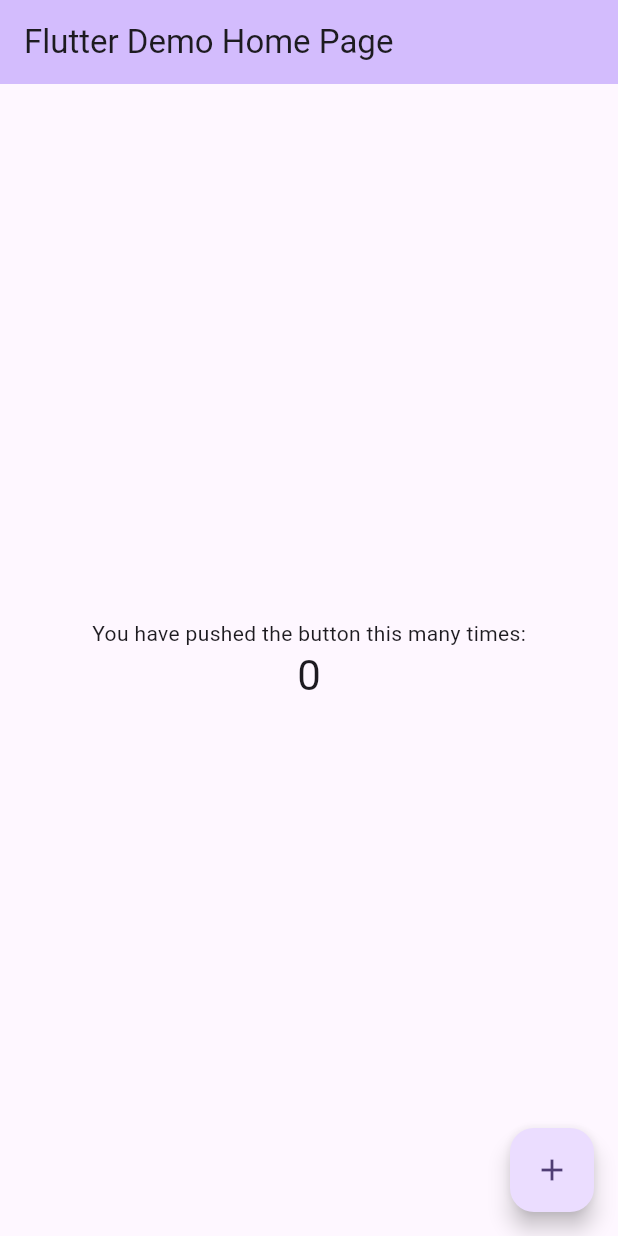
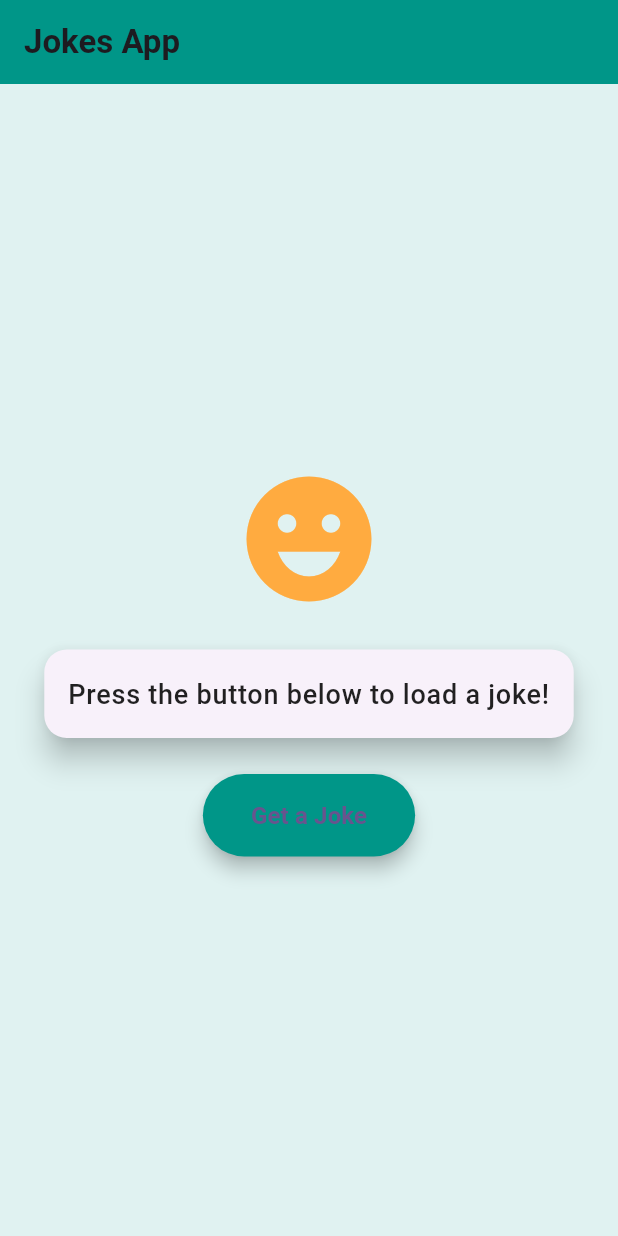
Before and after one commit to Savindya-Prathibhani/jokes_app, a Flutter app: the screen it shows after launch, on a phone screen of 412 x 824 dp. Run offline on Flutter 3.47's test engine with Material 3 defaults, Android fonts, the phone set to English and light mode, and no system bars.

Commit message:
Update main.dart with initial code

```diff
--- a/lib/main.dart
+++ b/lib/main.dart
@@ -1,4 +1,6 @@
 import 'package:flutter/material.dart';
+import 'package:http/http.dart' as http;
+import 'dart:convert';
 
 void main() {
   runApp(const MyApp());
@@ -6,47 +8,22 @@ void main() {
 
 class MyApp extends StatelessWidget {
   const MyApp({super.key});
-
-  // This widget is the root of your application.
   @override
   Widget build(BuildContext context) {
     return MaterialApp(
-      title: 'Flutter Demo',
+      debugShowCheckedModeBanner: false, // Hides the debug banner
+      title: 'Jokes App',
       theme: ThemeData(
-        // This is the theme of your application.
-        //
-        // TRY THIS: Try running your application with "flutter run". You'll see
-        // the application has a purple toolbar. Then, without quitting the app,
-        // try changing the seedColor in the colorScheme below to Colors.green
-        // and then invoke "hot reload" (save your changes or press the "hot
-        // reload" button in a Flutter-supported IDE, or press "r" if you used
-        // the command line to start the app).
-        //
-        // Notice that the counter didn't reset back to zero; the application
-        // state is not lost during the reload. To reset the state, use hot
-        // restart instead.
-        //
-        // This works for code too, not just values: Most code changes can be
-        // tested with just a hot reload.
         colorScheme: ColorScheme.fromSeed(seedColor: Colors.deepPurple),
         useMaterial3: true,
       ),
-      home: const MyHomePage(title: 'Flutter Demo Home Page'),
+      home: const MyHomePage(title: 'Jokes App'),
     );
   }
 }
 
 class MyHomePage extends StatefulWidget {
   const MyHomePage({super.key, required this.title});
-
-  // This widget is the home page of your application. It is stateful, meaning
-  // that it has a State object (defined below) that contains fields that affect
-  // how it looks.
-
-  // This class is the configuration for the state. It holds the values (in this
-  // case the title) provided by the parent (in this case the App widget) and
-  // used by the build method of the State. Fields in a Widget subclass are
-  // always marked "final".
 
   final String title;
 
@@ -55,71 +32,119 @@ class MyHomePage extends StatefulWidget {
 }
 
 class _MyHomePageState extends State<MyHomePage> {
-  int _counter = 0;
+  String _joke = "Press the button below to load a joke!"; // Default message
+  bool _isLoading = false; // Loading state
 
-  void _incrementCounter() {
+  // Function to fetch jokes from the API
+  Future<void> _fetchJoke() async {
     setState(() {
-      // This call to setState tells the Flutter framework that something has
-      // changed in this State, which causes it to rerun the build method below
-      // so that the display can reflect the updated values. If we changed
-      // _counter without calling setState(), then the build method would not be
-      // called again, and so nothing would appear to happen.
-      _counter++;
+      _isLoading = true; // Start loading
     });
+
+    final url = Uri.parse(
+        'https://v2.jokeapi.dev/joke/Any?blacklistFlags=sexist');
+    try {
+      final response = await http.get(url);
+      if (response.statusCode == 200) {
+        final data = jsonDecode(response.body);
+
+        // Check if the joke is single or two-part
+        setState(() {
+          if (data['type'] == 'single') {
+            _joke = data['joke'];
+          } else if (data['type'] == 'twopart') {
+            _joke = "${data['setup']}\n\n${data['delivery']}";
+          }
+          _isLoading = false; // Stop loading
+        });
+      } else {
+        setState(() {
+          _joke = "Failed to fetch joke. Try again!";
+          _isLoading = false; // Stop loading
+        });
+      }
+    } catch (e) {
+      setState(() {
+        _joke = "An error occurred: $e";
+        _isLoading = false; // Stop loading
+      });
+    }
   }
 
   @override
   Widget build(BuildContext context) {
-    // This method is rerun every time setState is called, for instance as done
-    // by the _incrementCounter method above.
-    //
-    // The Flutter framework has been optimized to make rerunning build methods
-    // fast, so that you can just rebuild anything that needs updating rather
-    // than having to individually change instances of widgets.
     return Scaffold(
       appBar: AppBar(
-        // TRY THIS: Try changing the color here to a specific color (to
-        // Colors.amber, perhaps?) and trigger a hot reload to see the AppBar
-        // change color while the other colors stay the same.
-        backgroundColor: Theme.of(context).colorScheme.inversePrimary,
-        // Here we take the value from the MyHomePage object that was created by
-        // the App.build method, and use it to set our appbar title.
-        title: Text(widget.title),
+        backgroundColor: Colors.teal,
+        title: Text(
+          widget.title,
+          style: const TextStyle(
+              fontFamily: 'Roboto', fontWeight: FontWeight.bold),
+        ),
       ),
       body: Center(
-        // Center is a layout widget. It takes a single child and positions it
-        // in the middle of the parent.
+        child: Padding(
+          padding: const EdgeInsets.all(16.0),
           child: Column(
-          // Column is also a layout widget. It takes a list of children and
-          // arranges them vertically. By default, it sizes itself to fit its
-          // children horizontally, and tries to be as tall as its parent.
-          //
-          // Column has various properties to control how it sizes itself and
-          // how it positions its children. Here we use mainAxisAlignment to
-          // center the children vertically; the main axis here is the vertical
-          // axis because Columns are vertical (the cross axis would be
-          // horizontal).
-          //
-          // TRY THIS: Invoke "debug painting" (choose the "Toggle Debug Paint"
-          // action in the IDE, or press "p" in the console), to see the
-          // wireframe for each widget.
             mainAxisAlignment: MainAxisAlignment.center,
             children: <Widget>[
-            const Text(
-              'You have pushed the button this many times:',
+              // Add an image or icon at the top
+              const Icon(
+                  Icons.emoji_emotions, size: 100, color: Colors.orangeAccent),
+
+              const SizedBox(height: 20),
+
+              // Add a Card for the joke text
+              Card(
+                elevation: 8,
+                shape: RoundedRectangleBorder(
+                  borderRadius: BorderRadius.circular(15),
                 ),
-            Text(
-              '$_counter',
-              style: Theme.of(context).textTheme.headlineMedium,
+                child: Padding(
+                  padding: const EdgeInsets.all(16.0),
+                  child: _isLoading
+                      ? const CircularProgressIndicator()
+                      : Text(
+                    _joke,
+                    textAlign: TextAlign.center,
+                    style: Theme
+                        .of(context)
+                        .textTheme
+                        .bodyLarge
+                        ?.copyWith(
+                      fontSize: 18,
+                      fontWeight: FontWeight.w500,
+                      color: Colors.black87,
+                    ),
+                  ),
+                ),
+              ),
+
+              const SizedBox(height: 20),
+
+              // Add a gradient-styled button
+              ElevatedButton(
+                style: ElevatedButton.styleFrom(
+                  padding: const EdgeInsets.symmetric(
+                      vertical: 16, horizontal: 32),
+                  backgroundColor: Colors.teal,
+                  shape: RoundedRectangleBorder(
+                    borderRadius: BorderRadius.circular(30),
+                  ),
+                  elevation: 5,
+                ),
+                onPressed: _fetchJoke,
+                child: const Text(
+                  'Get a Joke',
+                  style: TextStyle(fontSize: 16, fontWeight: FontWeight.bold),
+                ),
               ),
             ],
           ),
         ),
-      floatingActionButton: FloatingActionButton(
-        onPressed: _incrementCounter,
-        tooltip: 'Increment',
-        child: const Icon(Icons.add),
-      ), // This trailing comma makes auto-formatting nicer for build methods.
+      ),
+      backgroundColor: Colors.teal
+          .shade50, // Light background color for better contrast
     );
   }
 }
--- a/pubspec.yaml
+++ b/pubspec.yaml
@@ -35,6 +35,7 @@ dependencies:
   # The following adds the Cupertino Icons font to your application.
   # Use with the CupertinoIcons class for iOS style icons.
   cupertino_icons: ^1.0.6
+  http: 1.2.2  # Replace with the latest version from pub.dev
 
 dev_dependencies:
   flutter_test:
```
Also changed, not shown: pubspec.lock. Lines whose indentation alone changed are shown as unchanged.
